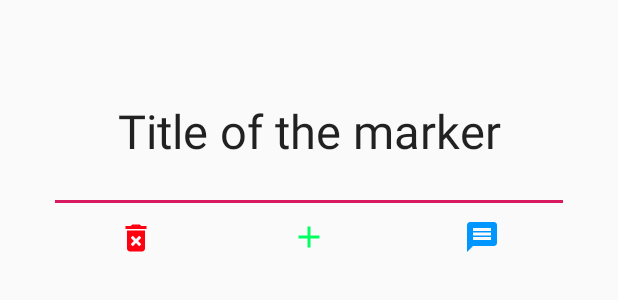
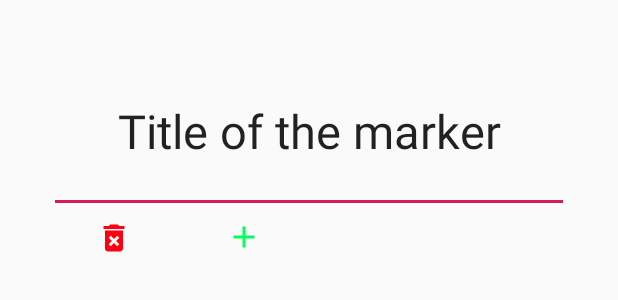
Before and after one commit to FassihIhsane/ProTrip, an Android app: the layout marker_dialog.xml on its own in the app's theme, with its tools: preview values and no code run, on a phone screen of 412 x 824 dp. Shown: the top 300 px of the screen. Run offline under Robolectric (Android 15) with nearby library versions, the phone set to English and light mode, and no system bars.

Commit message:
implemented delete, update features. restricting marker manipulation (markers belong to their creators and only can be manipulated by them, others can only send messages!)

```diff
--- a/app/src/main/java/com/example/protrip/data/Trip.java
+++ b/app/src/main/java/com/example/protrip/data/Trip.java
@@ -1,6 +1,7 @@
 package com.example.protrip.data;
 
 import com.google.android.gms.maps.model.LatLng;
+import com.google.firebase.database.Exclude;
 
 import java.util.Date;
 
@@ -70,6 +71,7 @@ public class Trip {
         this.date = date;
     }
 
+    @Exclude
     public LatLng getLatLng(){
 
         return new LatLng(this.latitude, this.longitude);
--- /dev/null
+++ b/app/src/main/res/drawable/ic_update.xml
@@ -0,0 +1,5 @@
+<vector android:height="24dp" android:tint="#26FF00"
+    android:viewportHeight="24" android:viewportWidth="24"
+    android:width="24dp" xmlns:android="http://schemas.android.com/apk/res/android">
+    <path android:fillColor="@android:color/white" android:pathData="M17.65,6.35C16.2,4.9 14.21,4 12,4c-4.42,0 -7.99,3.58 -7.99,8s3.57,8 7.99,8c3.73,0 6.84,-2.55 7.73,-6h-2.08c-0.82,2.33 -3.04,4 -5.65,4 -3.31,0 -6,-2.69 -6,-6s2.69,-6 6,-6c1.66,0 3.14,0.69 4.22,1.78L13,11h7V4l-2.35,2.35z"/>
+</vector>
--- a/app/src/main/res/layout/marker_dialog.xml
+++ b/app/src/main/res/layout/marker_dialog.xml
@@ -19,7 +19,7 @@
         android:id="@+id/crud_holder"
         android:layout_width="match_parent"
         android:layout_height="wrap_content"
-        android:weightSum="3"
+        android:weightSum="4"
         android:layout_below="@id/destination">
 
         <ImageButton
@@ -28,7 +28,7 @@
             android:layout_width="0dp"
             android:layout_weight="1"
             android:layout_height="@dimen/_25sdp"
-            android:background="@null"/>
+            android:background="@null" />
 
         <ImageButton
             android:id="@+id/add"
@@ -36,7 +36,8 @@
             android:layout_weight="1"
             android:layout_height="@dimen/_24sdp"
             android:background="@null"
-            android:src="@drawable/ic_add"/>
+            android:src="@drawable/ic_add"
+            android:visibility="visible"/>
 
         <ImageButton
             android:id="@+id/message"
@@ -45,7 +46,18 @@
             android:layout_height="@dimen/_24sdp"
             android:background="@null"
             android:textSize="@dimen/_14sdp"
-            android:src="@drawable/ic_message"/>
+            android:src="@drawable/ic_message"
+            android:visibility="gone"/>
+
+        <ImageButton
+            android:id="@+id/update"
+            android:layout_width="0dp"
+            android:layout_weight="1"
+            android:layout_height="@dimen/_24sdp"
+            android:background="@null"
+            android:textSize="@dimen/_14sdp"
+            android:src="@drawable/ic_update"
+            android:visibility="gone"/>
 
     </LinearLayout>
 
```
Also changed, not shown: app/src/main/java/com/example/protrip/ui/MapsActivity.java (+156 -48 lines).
